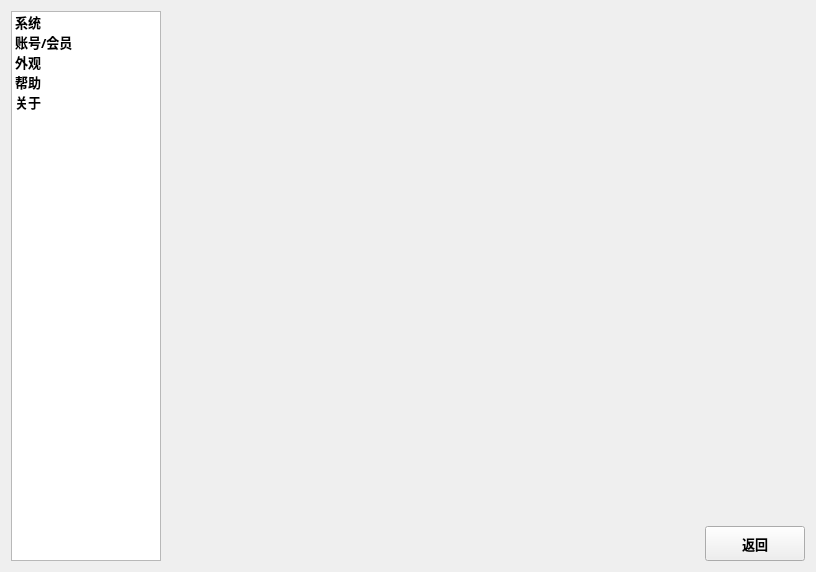
The window that src/framework/settingsui/settingsui.ui (ciyeer/ByteSpace) describes before a commit, drawn with Qt 5.
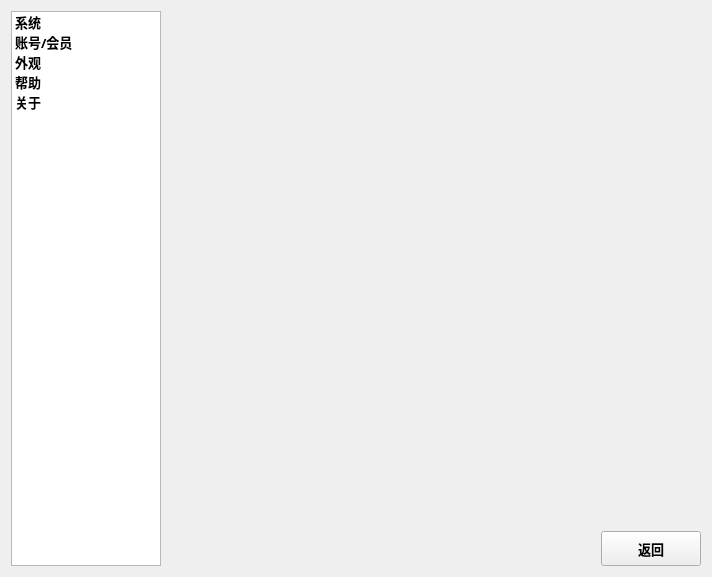
The same window after the commit.

Diff of the .ui file:
```diff
--- a/src/framework/settingsui/settingsui.ui
+++ b/src/framework/settingsui/settingsui.ui
@@ -6,8 +6,8 @@
    <rect>
     <x>0</x>
     <y>0</y>
-    <width>816</width>
-    <height>572</height>
+    <width>712</width>
+    <height>577</height>
    </rect>
   </property>
   <property name="minimumSize">
@@ -23,7 +23,7 @@
    <item row="0" column="0" rowspan="2">
     <widget class="QListWidget" name="listWidget">
      <property name="sizePolicy">
-      <sizepolicy hsizetype="Fixed" vsizetype="Preferred">
+      <sizepolicy hsizetype="Preferred" vsizetype="Preferred">
        <horstretch>0</horstretch>
        <verstretch>0</verstretch>
       </sizepolicy>
```
